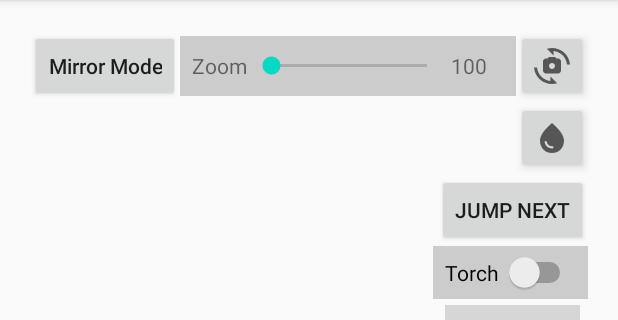
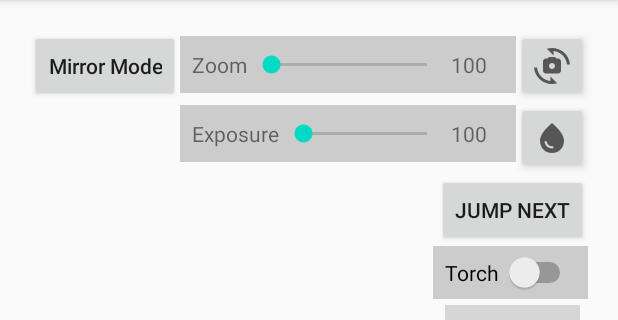
Before and after one commit to AgoraIO-Community/MediaIO-Camera, an Android app: the MainActivity screen opened directly, with no data from a screen before it, after a tap on an icon or button, on a phone screen of 412 x 824 dp, the part 84-404 px from its top. Run offline under Robolectric (Android 15) with nearby library versions, the phone set to English and light mode, and no system bars; 6 statements that could not run were skipped; grey boxes are pictures that could not be loaded.

Commit message:
[Android]add exposure api and demo.

```diff
--- a/Android/app/src/main/res/layout/activity_main.xml
+++ b/Android/app/src/main/res/layout/activity_main.xml
@@ -35,14 +35,13 @@
     <LinearLayout
         android:id="@+id/ll_zoom"
         android:layout_width="wrap_content"
-        android:layout_height="wrap_content"
+        android:layout_height="38dp"
         android:layout_alignTop="@id/switch_camera"
-        android:layout_alignBottom="@id/switch_camera"
         android:layout_centerInParent="true"
+        android:layout_marginVertical="4dp"
         android:layout_toStartOf="@id/switch_camera"
         android:layout_toEndOf="@+id/mirror_button"
         android:background="#cccccc"
-        android:layout_marginVertical="4dp"
         android:gravity="center_vertical"
         android:paddingHorizontal="8dp">
 
@@ -59,6 +58,39 @@
 
         <TextView
             android:id="@+id/tv_zoom_value"
+            android:layout_width="35dp"
+            android:layout_height="wrap_content"
+            android:lines="1"
+            android:text="100" />
+
+    </LinearLayout>
+
+    <LinearLayout
+        android:id="@+id/ll_exposure_compensation"
+        android:layout_width="wrap_content"
+        android:layout_height="38dp"
+        android:layout_below="@+id/ll_zoom"
+        android:layout_centerInParent="true"
+        android:layout_marginVertical="4dp"
+        android:layout_toStartOf="@id/switch_camera"
+        android:layout_toEndOf="@+id/mirror_button"
+        android:background="#cccccc"
+        android:gravity="center_vertical"
+        android:paddingHorizontal="8dp">
+
+        <TextView
+            android:layout_width="wrap_content"
+            android:layout_height="wrap_content"
+            android:text="Exposure" />
+
+        <SeekBar
+            android:id="@+id/seek_exposure_compensation"
+            android:layout_width="0dp"
+            android:layout_height="wrap_content"
+            android:layout_weight="1" />
+
+        <TextView
+            android:id="@+id/tv_exposure_compensation_value"
             android:layout_width="35dp"
             android:layout_height="wrap_content"
             android:lines="1"
```
Also changed, not shown: Android/app/src/main/java/io/agora/videocapture/MainActivity.java (+32 -0 lines), Android/framework/src/main/java/io/agora/capture/video/camera/CameraVideoChannel.java (+28 -0 lines), Android/framework/src/main/java/io/agora/capture/video/camera/CameraVideoManager.java (+31 -0 lines), Android/framework/src/main/java/io/agora/capture/video/camera/VideoCapture.java (+7 -0 lines), Android/framework/src/main/java/io/agora/capture/video/camera/VideoCaptureCamera.java (+35 -0 lines), Android/framework/src/main/java/io/agora/capture/video/camera/VideoCaptureCamera2.java (+20 -0 lines).
